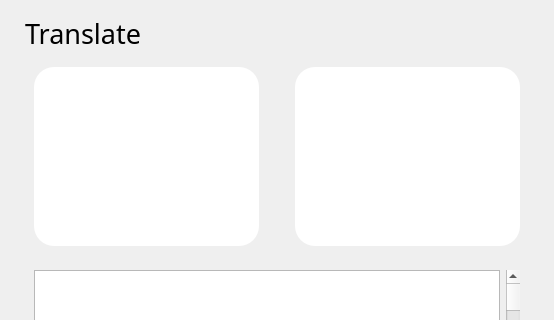
The window that ui/pages/Translator_page.ui (R-Ohm/SETL) describes before a commit, drawn with Qt 5; both pictures show x 0 to 554 and y 0 to 320 of the 554 by 472 pixel window.
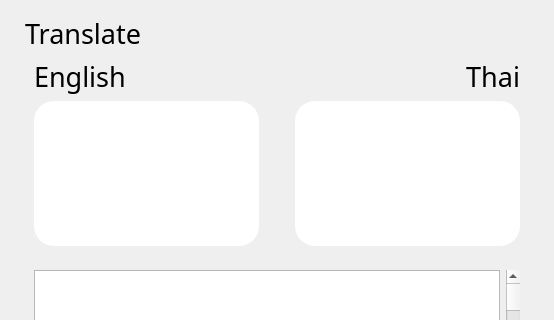
The same window after the commit.

Patch:
```diff
--- a/ui/pages/Translator_page.ui
+++ b/ui/pages/Translator_page.ui
@@ -73,6 +73,41 @@
      </property>
     </widget>
    </item>
+   <item>
+    <widget class="QWidget" name="widget_3" native="true">
+     <layout class="QHBoxLayout" name="horizontalLayout_3">
+      <property name="topMargin">
+       <number>0</number>
+      </property>
+      <property name="bottomMargin">
+       <number>0</number>
+      </property>
+      <item>
+       <widget class="QLabel" name="label_2">
+        <property name="styleSheet">
+         <string notr="true">font: 12pt &quot;Poppins&quot;;</string>
+        </property>
+        <property name="text">
+         <string>English</string>
+        </property>
+       </widget>
+      </item>
+      <item>
+       <widget class="QLabel" name="label_3">
+        <property name="styleSheet">
+         <string notr="true">font: 12pt &quot;Poppins&quot;;</string>
+        </property>
+        <property name="text">
+         <string>Thai</string>
+        </property>
+        <property name="alignment">
+         <set>Qt::AlignRight|Qt::AlignTrailing|Qt::AlignVCenter</set>
+        </property>
+       </widget>
+      </item>
+     </layout>
+    </widget>
+   </item>
    <item>
     <widget class="QWidget" name="widget" native="true">
      <property name="sizePolicy">
@@ -94,6 +129,9 @@
       </size>
      </property>
      <layout class="QHBoxLayout" name="horizontalLayout">
+      <property name="topMargin">
+       <number>0</number>
+      </property>
       <item>
        <widget class="QLineEdit" name="lineEdit">
         <property name="sizePolicy">
```
